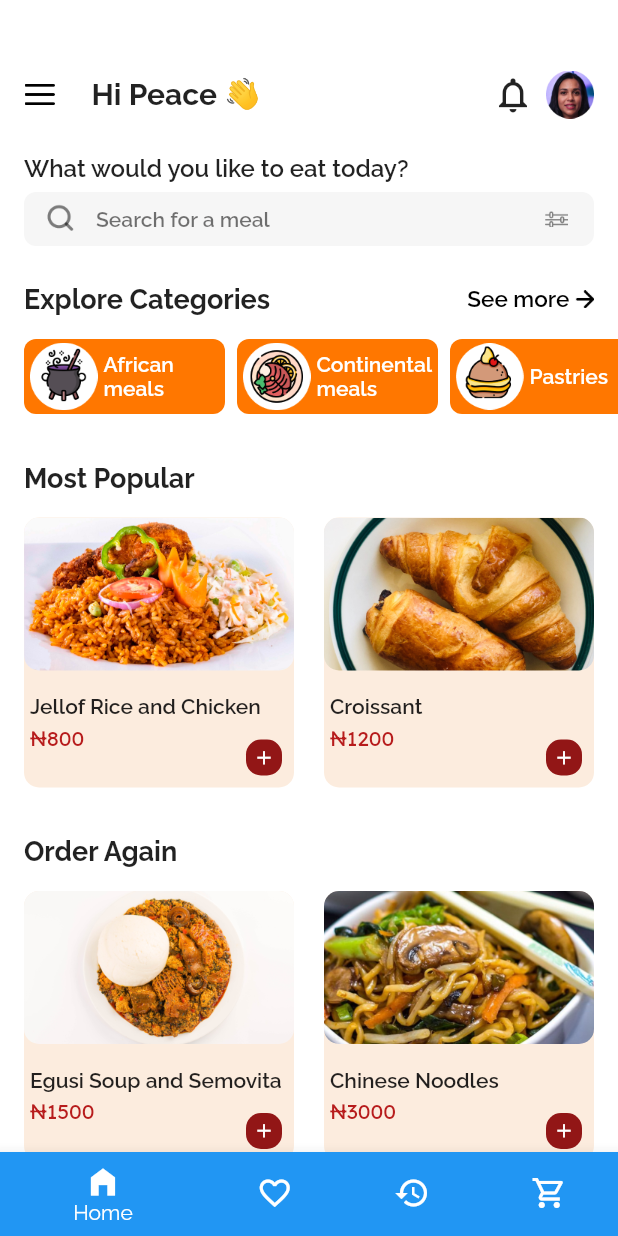
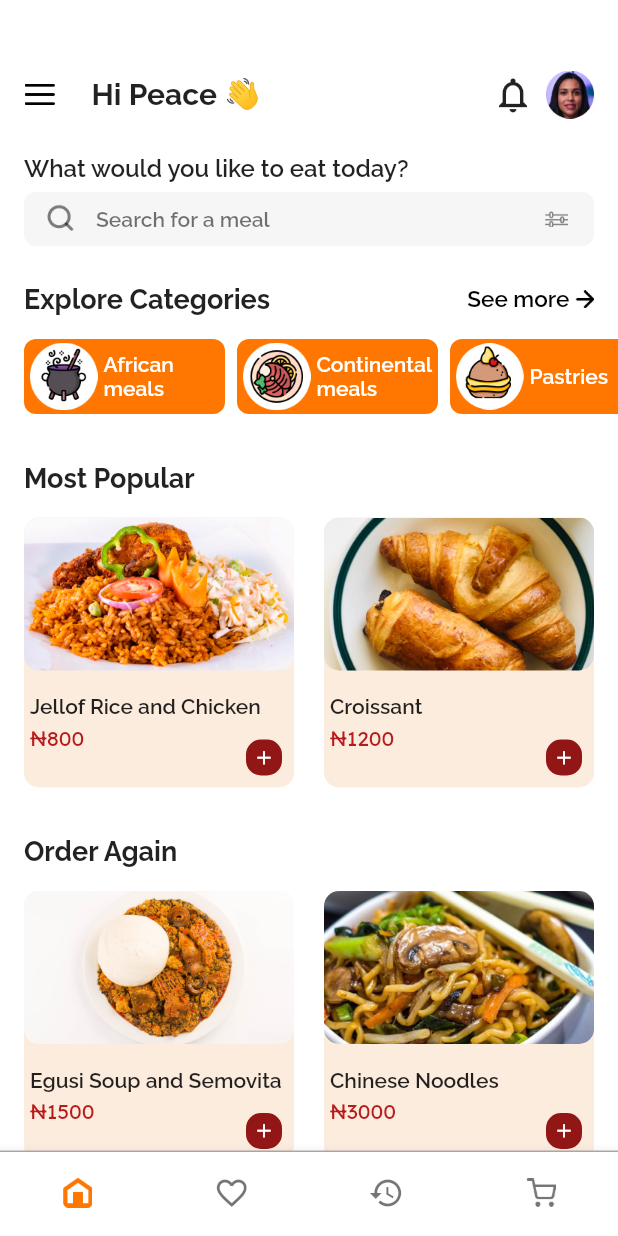
Before and after one commit to Luckston/Foodie-App, a Flutter app: the screen it shows after launch, after a tap on "Get Started", on a phone screen of 412 x 824 dp. Run offline on Flutter 3.47's test engine with Material 2 defaults, Android fonts, the phone set to English and light mode, and no system bars; our stand-ins replace google_fonts.

Commit message:
nav bar fix

```diff
--- a/lib/views/homepage.dart
+++ b/lib/views/homepage.dart
@@ -163,7 +163,7 @@ class _HomePageState extends State<HomePage> {
               child: Slides(),
             ),
             Padding(
-              padding: const EdgeInsets.fromLTRB(16.0, 32.0, 16.0, 40.0),
+              padding: const EdgeInsets.fromLTRB(16.0, 32.0, 16.0, 27.0),
               child: Column(
                 crossAxisAlignment: CrossAxisAlignment.start,
                 children: const [
@@ -192,14 +192,29 @@ class _HomePageState extends State<HomePage> {
           ],
         ),
       ),
-      bottomNavigationBar: BottomNavigationBar(
+      bottomNavigationBar: Container(
+        decoration: const BoxDecoration(
+          border: Border(
+            top: BorderSide(
+              color: Color(0xFFB0ACAC),
+            ),
+          ),
+        ),
+        child: BottomNavigationBar(
+          backgroundColor: Colors.white,
+          type: BottomNavigationBarType.fixed,
+          selectedItemColor: const Color(0xFFFF7700),
+          showSelectedLabels: false,
+          showUnselectedLabels: false,
           currentIndex: currentIndex,
           onTap: (index) => setState(() => currentIndex = index),
           items: const [
             BottomNavigationBarItem(
-            icon: Icon(Icons.home_filled),
+              icon: ImageIcon(
+                AssetImage('assets/homeLogo.png'),
+                size: 20.0,
+              ),
               label: 'Home',
-            backgroundColor: Colors.blue,
             ),
             BottomNavigationBarItem(
               icon: Icon(Icons.favorite_border),
@@ -210,11 +225,15 @@ class _HomePageState extends State<HomePage> {
               label: 'History',
             ),
             BottomNavigationBarItem(
-            icon: Icon(Icons.shopping_cart_outlined),
+              icon: ImageIcon(
+                AssetImage('assets/cartLogo.png'),
+                size: 20.0,
+              ),
               label: 'Cart',
             ),
           ],
         ),
+      ),
     );
   }
 }
--- a/lib/views/onboarding.dart
+++ b/lib/views/onboarding.dart
@@ -20,6 +20,7 @@ class _OnBoardingState extends State<OnBoarding> {
 
   @override
   void initState() {
+    super.initState();
     // super.initState();
     WidgetsBinding.instance.addPostFrameCallback((_) {
       SystemChrome.setSystemUIOverlayStyle(overlayStyle);
@@ -38,21 +39,21 @@ class _OnBoardingState extends State<OnBoarding> {
       child: Scaffold(
         backgroundColor: Colors.transparent,
         appBar: PreferredSize(
-          preferredSize: Size.fromHeight(0.0),
+          preferredSize: const Size.fromHeight(0.0),
           child: AppBar(
-            systemOverlayStyle: SystemUiOverlayStyle(
+            systemOverlayStyle: const SystemUiOverlayStyle(
               // Status bar brightness (optional)
               statusBarIconBrightness: Brightness.light, // For Android (dark icons)
               statusBarBrightness: Brightness.light, // For iOS (dark icons)
             ),
             backgroundColor: Colors.transparent,
-            foregroundColor: Color(0xFF484848),
+            foregroundColor: const Color(0xFF484848),
             elevation: 0,
           ),
         ),
         body: Column(
           children: [
-            Expanded(
+            const Expanded(
               flex: 4,
               child: SizedBox(),
             ),
@@ -69,14 +70,14 @@ class _OnBoardingState extends State<OnBoarding> {
                         Text(
                           'Foodie',
                           style: GoogleFonts.poppins(
-                            textStyle: TextStyle(
+                            textStyle: const TextStyle(
                               color: Colors.white,
                               fontSize: 44.0,
                               fontWeight: FontWeight.w800,
                             ),
                           ),
                         ),
-                        Text(
+                        const Text(
                           'We deliver tasty meals to your doorstep',
                           style: TextStyle(
                             color: Colors.white,
@@ -91,20 +92,20 @@ class _OnBoardingState extends State<OnBoarding> {
                       width: 235.0,
                       child: TextButton(
                         onPressed: () => Navigator.pushNamed(context, homePage),
+                        style: TextButton.styleFrom(
+                          backgroundColor: const Color(0xFFFF7700),
+                          shape: RoundedRectangleBorder(
+                            borderRadius: BorderRadius.circular(12.0),
+                          ),
+                        ),
                         child: Text(
                           'Get Started',
                           style: GoogleFonts.montserrat(
-                            textStyle: TextStyle(
+                            textStyle: const TextStyle(
                               color: Colors.white,
                               fontSize: 16.0,
                               fontWeight: FontWeight.w600,
                             ),
-                          ),
-                        ),
-                        style: TextButton.styleFrom(
-                          backgroundColor: Color(0xFFFF7700),
-                          shape: new RoundedRectangleBorder(
-                            borderRadius: new BorderRadius.circular(12.0),
                           ),
                         ),
                       ),
@@ -113,7 +114,7 @@ class _OnBoardingState extends State<OnBoarding> {
                 ),
               ),
             ),
-            Expanded(
+            const Expanded(
               flex: 1,
               child: SizedBox(),
             ),
```
Also changed, not shown: assets/cartLogo.png (added). Lines whose indentation alone changed are shown as unchanged.
